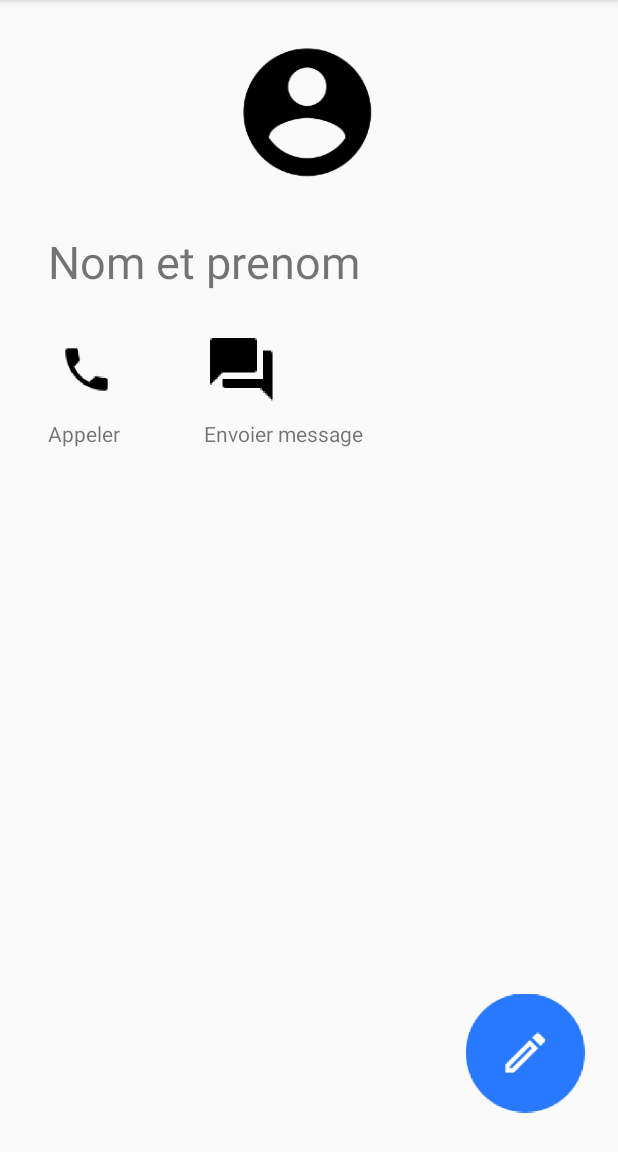
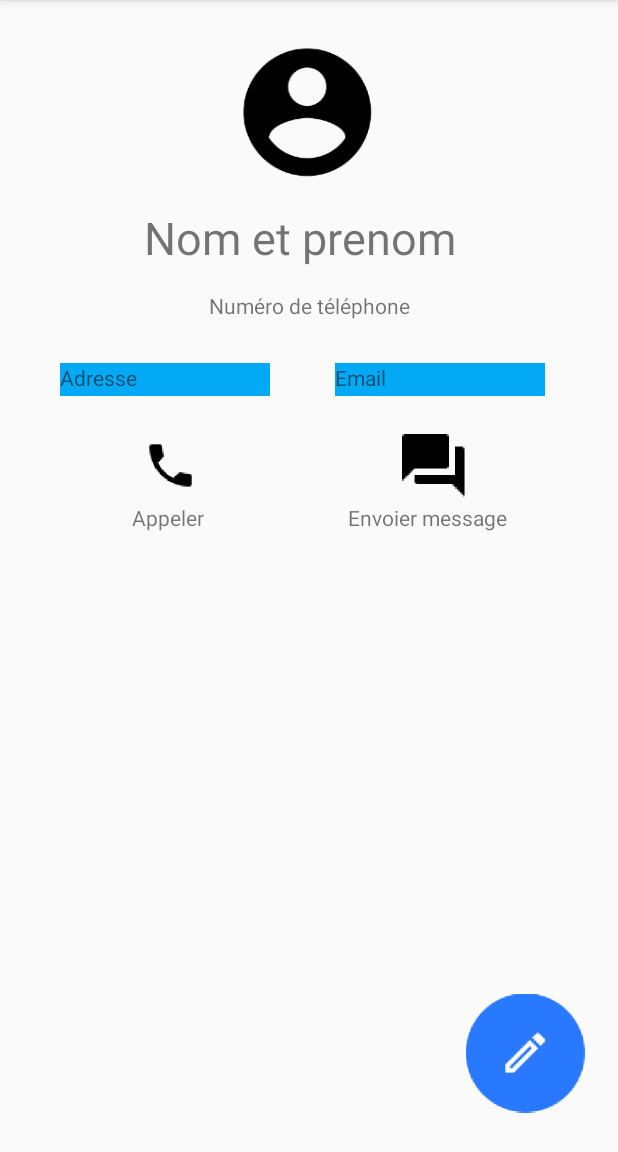
Before and after one commit to NoeOz/AppContacts, an Android app: the ProfileActivity screen opened directly, with no data from a screen before it, on a phone screen of 412 x 824 dp, the part 84-1236 px from its top. Run offline under Robolectric (Android 15) with nearby library versions, the phone set to English and light mode, and no system bars; libraries missing offline, so code that uses them is left out: net.glxn.qrgen; 1 statement that could not run was skipped.

Commit message:
Profil design

```diff
--- a/Contacts/app/src/main/java/com/example/contacts/ProfileActivity.java
+++ b/Contacts/app/src/main/java/com/example/contacts/ProfileActivity.java
@@ -2,11 +2,16 @@ package com.example.contacts;
 
 import androidx.appcompat.app.AppCompatActivity;
 
+import android.content.Intent;
+import net.glxn.qrgen.android.QRCode;
 import android.graphics.Bitmap;
+import android.net.Uri;
 import android.os.Bundle;
+import android.view.View;
 import android.widget.ImageView;
 
-import net.glxn.qrgen.android.QRCode;
+import java.util.Date;
+
 
 public class ProfileActivity extends AppCompatActivity {
 
@@ -21,4 +26,14 @@ public class ProfileActivity extends AppCompatActivity {
         ImageView imagenCodigo = findViewById(R.id.codeQR);
         imagenCodigo.setImageBitmap(bitmap);
     }
+    public void dialPhoneNumber(String phoneNumber) {
+        Intent intent = new Intent(Intent.ACTION_DIAL);
+        intent.setData(Uri.parse("tel:" + phoneNumber));
+        if (intent.resolveActivity(getPackageManager()) != null) {
+            startActivity(intent);
+        }
+    }
+    public void appeler(View view){
+        dialPhoneNumber("01212121212");
+    }
 }
--- a/Contacts/app/src/main/res/layout/activity_profile.xml
+++ b/Contacts/app/src/main/res/layout/activity_profile.xml
@@ -22,11 +22,49 @@
         android:layout_height="43dp"
         android:layout_marginStart="16dp"
         android:layout_marginLeft="16dp"
-        android:layout_marginTop="28dp"
+        android:layout_marginTop="12dp"
         android:text="Nom et prenom"
         android:textSize="30sp"
         app:layout_constraintEnd_toEndOf="parent"
-        app:layout_constraintHorizontal_bias="0.105"
+        app:layout_constraintHorizontal_bias="0.526"
+        app:layout_constraintStart_toStartOf="parent"
+        app:layout_constraintTop_toBottomOf="@+id/imageView" />
+
+    <TextView
+        android:id="@+id/textView4"
+        android:layout_width="140dp"
+        android:layout_height="22dp"
+        android:layout_marginStart="40dp"
+        android:layout_marginLeft="40dp"
+        android:layout_marginTop="116dp"
+        android:background="#03A9F4"
+        android:text="@string/text_adresse"
+        android:textSize="14sp"
+        app:layout_constraintStart_toStartOf="parent"
+        app:layout_constraintTop_toBottomOf="@+id/imageView" />
+
+    <TextView
+        android:id="@+id/textView5"
+        android:layout_width="140dp"
+        android:layout_height="22dp"
+        android:layout_marginTop="116dp"
+        android:background="#03A9F4"
+        android:text="@string/text_email"
+        android:textSize="14sp"
+        app:layout_constraintEnd_toEndOf="parent"
+        app:layout_constraintHorizontal_bias="0.472"
+        app:layout_constraintStart_toEndOf="@+id/textView4"
+        app:layout_constraintTop_toBottomOf="@+id/imageView" />
+
+    <TextView
+        android:id="@+id/textView6"
+        android:layout_width="140dp"
+        android:layout_height="22dp"
+        android:layout_marginTop="68dp"
+        android:text="@string/text_numero"
+        android:textSize="14sp"
+        app:layout_constraintEnd_toEndOf="parent"
+        app:layout_constraintHorizontal_bias="0.512"
         app:layout_constraintStart_toStartOf="parent"
         app:layout_constraintTop_toBottomOf="@+id/imageView" />
 
@@ -34,42 +72,42 @@
         android:id="@+id/imageView5"
         android:layout_width="51dp"
         android:layout_height="50dp"
-        android:layout_marginStart="32dp"
-        android:layout_marginLeft="32dp"
-        android:layout_marginTop="24dp"
+        android:layout_marginStart="88dp"
+        android:layout_marginLeft="88dp"
+        android:layout_marginTop="104dp"
+        android:onClick="appeler"
         app:layout_constraintStart_toStartOf="parent"
         app:layout_constraintTop_toBottomOf="@+id/textView"
         app:srcCompat="@mipmap/ic_tel_foreground" />
+
+    <TextView
+        android:id="@+id/textView2"
+        android:layout_width="wrap_content"
+        android:layout_height="wrap_content"
+        android:layout_marginStart="88dp"
+        android:layout_marginLeft="88dp"
+        android:onClick="appeler"
+        android:text="@string/text_appel"
+        app:layout_constraintStart_toStartOf="parent"
+        app:layout_constraintTop_toBottomOf="@+id/imageView5" />
 
     <ImageView
         android:id="@+id/imageView6"
         android:layout_width="51dp"
         android:layout_height="50dp"
-        android:layout_marginStart="52dp"
-        android:layout_marginLeft="52dp"
-        android:layout_marginTop="24dp"
+        android:layout_marginStart="124dp"
+        android:layout_marginLeft="124dp"
+        android:layout_marginTop="104dp"
         app:layout_constraintStart_toEndOf="@+id/imageView5"
         app:layout_constraintTop_toBottomOf="@+id/textView"
         app:srcCompat="@mipmap/ic_message_foreground" />
 
     <TextView
-        android:id="@+id/textView2"
-        android:layout_width="wrap_content"
-        android:layout_height="wrap_content"
-        android:layout_marginStart="32dp"
-        android:layout_marginLeft="32dp"
-        android:layout_marginTop="8dp"
-        android:text="@string/text_appel"
-        app:layout_constraintStart_toStartOf="parent"
-        app:layout_constraintTop_toBottomOf="@+id/imageView5" />
-
-    <TextView
         android:id="@+id/textView3"
         android:layout_width="wrap_content"
         android:layout_height="wrap_content"
-        android:layout_marginStart="56dp"
-        android:layout_marginLeft="56dp"
-        android:layout_marginTop="8dp"
+        android:layout_marginStart="96dp"
+        android:layout_marginLeft="96dp"
         android:text="@string/text_envmsg"
         app:layout_constraintStart_toEndOf="@+id/textView2"
         app:layout_constraintTop_toBottomOf="@+id/imageView6" />
@@ -78,9 +116,11 @@
         android:id="@+id/codeQR"
         android:layout_width="220dp"
         android:layout_height="220dp"
-        android:layout_marginTop="140dp"
-        app:layout_constraintTop_toBottomOf="@+id/textView"
-        tools:layout_editor_absoluteX="55dp" />
+        android:layout_marginTop="184dp"
+        app:layout_constraintEnd_toEndOf="parent"
+        app:layout_constraintHorizontal_bias="0.471"
+        app:layout_constraintStart_toStartOf="parent"
+        app:layout_constraintTop_toBottomOf="@+id/textView" />
 
     <ImageView
         android:id="@+id/imageView7"
```
